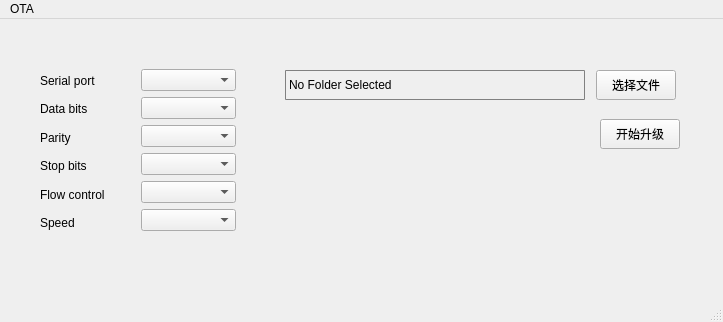
The window that mainwindow.ui (TracyChrysler/qt_OTA) describes before a commit, drawn with Qt 5.
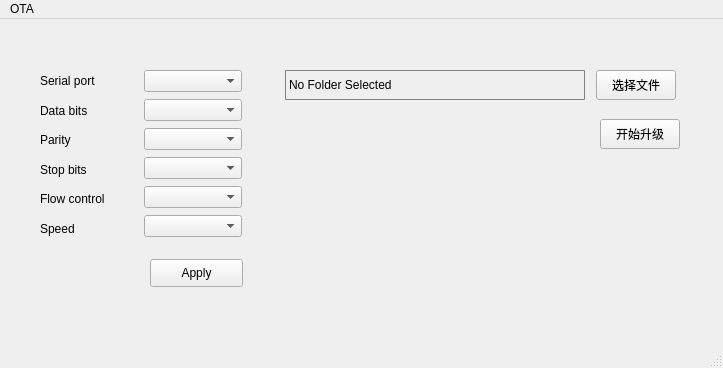
The same window after the commit.

```diff
--- a/mainwindow.ui
+++ b/mainwindow.ui
@@ -7,7 +7,7 @@
     <x>0</x>
     <y>0</y>
     <width>723</width>
-    <height>322</height>
+    <height>368</height>
    </rect>
   </property>
   <property name="windowTitle">
@@ -95,13 +95,13 @@
      <string>开始升级</string>
     </property>
    </widget>
-   <widget class="QWidget" name="">
+   <widget class="QWidget" name="layoutWidget">
     <property name="geometry">
      <rect>
       <x>40</x>
       <y>50</y>
-      <width>196</width>
-      <height>165</height>
+      <width>202</width>
+      <height>171</height>
      </rect>
     </property>
     <layout class="QHBoxLayout" name="horizontalLayout_2">
@@ -175,6 +175,19 @@
      </item>
     </layout>
    </widget>
+   <widget class="QPushButton" name="configApply">
+    <property name="geometry">
+     <rect>
+      <x>150</x>
+      <y>240</y>
+      <width>93</width>
+      <height>28</height>
+     </rect>
+    </property>
+    <property name="text">
+     <string>Apply</string>
+    </property>
+   </widget>
   </widget>
   <widget class="QMenuBar" name="menubar">
    <property name="geometry">
```
Left out of the diff: 2 changed lines with no effect on the pictures.
